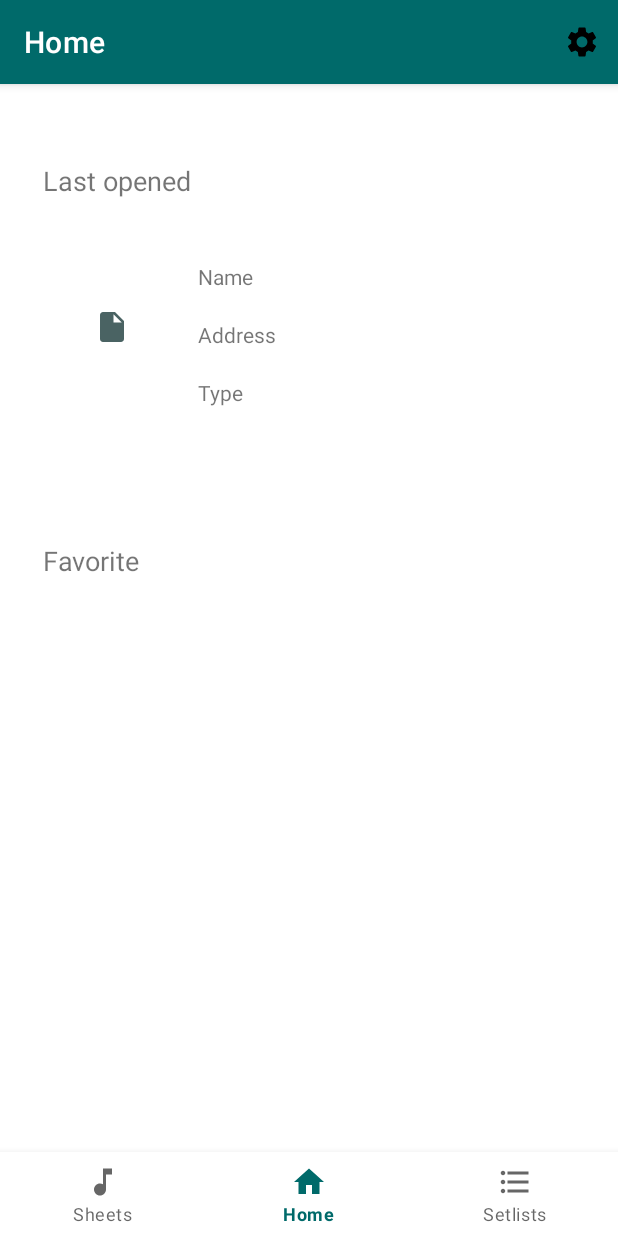
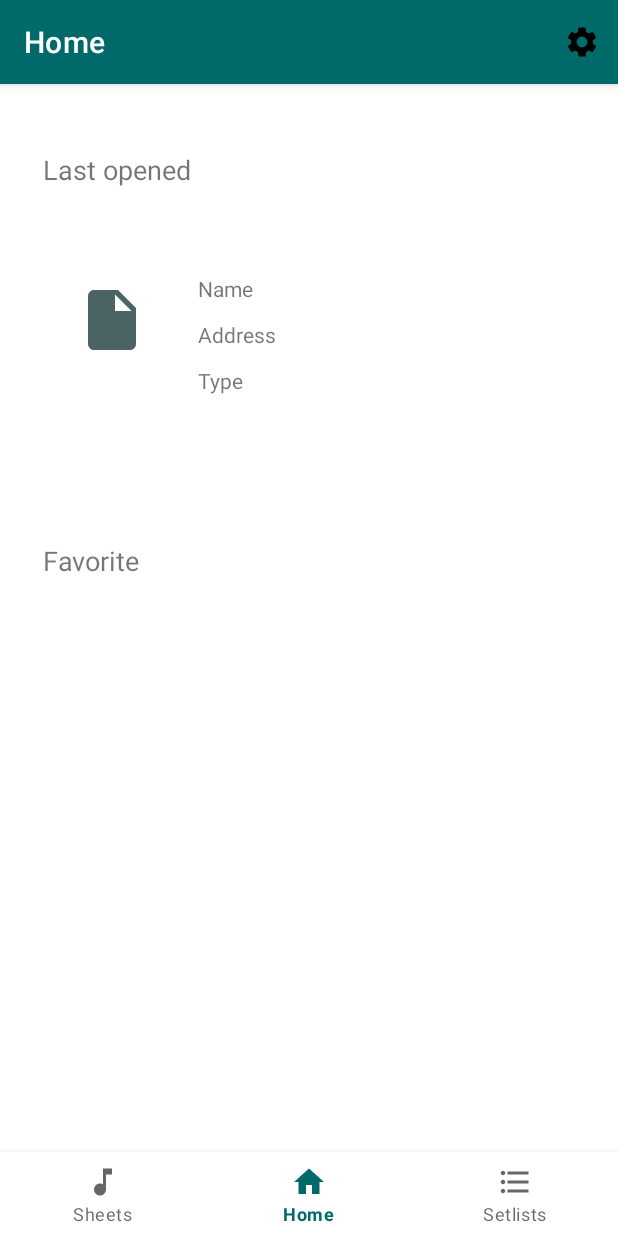
Before and after one commit to geislerovamarie/SpravaNot, an Android app: the screen it shows after launch (MainActivity), on a phone screen of 412 x 824 dp. Run offline under Robolectric (Android 15) with nearby library versions, the phone set to English and light mode, and no system bars; our stand-ins replace navigation-ui.

Commit message:
Done for now

```diff
--- a/app/src/main/java/com/example/spravanot/activities/EditSetlistActivity.java
+++ b/app/src/main/java/com/example/spravanot/activities/EditSetlistActivity.java
@@ -77,7 +77,7 @@ public class EditSetlistActivity extends AppCompatActivity {
                 if(setlist.getTags() != null) tags_text.setText(tagsToString());
             }
         }else{
-            Toast.makeText(this, "No data", Toast.LENGTH_SHORT).show();
+            Toast.makeText(this, "No data", Toast.LENGTH_SHORT).show(); // should never happen
         }
     }
 
--- a/app/src/main/java/com/example/spravanot/activities/OpenPdfFileActivity.java
+++ b/app/src/main/java/com/example/spravanot/activities/OpenPdfFileActivity.java
@@ -87,7 +87,7 @@ public class OpenPdfFileActivity extends AppCompatActivity {
             editor.putString("last_opened", path);
             editor.apply();
         }else{
-            Toast.makeText(this, "No data", Toast.LENGTH_SHORT).show();
+            Toast.makeText(this, "No data", Toast.LENGTH_SHORT).show(); // should not happen
         }
     }
 
--- a/app/src/main/java/com/example/spravanot/fragments/HomeFragment.java
+++ b/app/src/main/java/com/example/spravanot/fragments/HomeFragment.java
@@ -94,7 +94,7 @@ public class HomeFragment extends Fragment {
             name_text.setText(name);
             address_text.setText(address);
             type_text.setText(type);
-
+/*
             if(type.equals("pdf")){
                 icon.setImageResource(R.drawable.ic_pdf);
             }else if (type.equals("jpg") || type.equals("jpeg") || type.equals("png")){
@@ -102,6 +102,7 @@ public class HomeFragment extends Fragment {
             }else{
                 icon.setImageResource(R.drawable.ic_file);
             }
+ */
         }
     }
 
--- a/app/src/main/res/drawable/ic_file.xml
+++ b/app/src/main/res/drawable/ic_file.xml
@@ -1,5 +1,5 @@
-<vector android:autoMirrored="true" android:height="24dp"
+<vector android:autoMirrored="true" android:height="48dp"
     android:tint="?attr/colorSecondary" android:viewportHeight="24"
-    android:viewportWidth="24" android:width="24dp" xmlns:android="http://schemas.android.com/apk/res/android">
+    android:viewportWidth="24" android:width="48dp" xmlns:android="http://schemas.android.com/apk/res/android">
     <path android:fillColor="@android:color/white" android:pathData="M6,2c-1.1,0 -1.99,0.9 -1.99,2L4,20c0,1.1 0.89,2 1.99,2L18,22c1.1,0 2,-0.9 2,-2L20,8l-6,-6L6,2zM13,9L13,3.5L18.5,9L13,9z"/>
 </vector>
--- a/app/src/main/res/layout/activity_add_setlist.xml
+++ b/app/src/main/res/layout/activity_add_setlist.xml
@@ -130,6 +130,7 @@
         android:text=""
         android:layout_marginTop="20dp"
 
+        android:ellipsize="end"
         android:scrollbars="vertical"
         app:layout_constraintBottom_toBottomOf="@id/add_setlist_add_guideline"
         app:layout_constraintTop_toBottomOf="@id/add_setlist_notes_guideline"
--- a/app/src/main/res/layout/activity_edit_setlist.xml
+++ b/app/src/main/res/layout/activity_edit_setlist.xml
@@ -130,7 +130,7 @@
         android:layout_width="0dp"
         android:layout_height="0dp"
         android:text=""
-
+        android:ellipsize="end"
         android:layout_marginTop="20dp"
         android:scrollbars="vertical"
         app:layout_constraintBottom_toBottomOf="@id/edit_setlist_add_guideline"
--- a/app/src/main/res/layout/fragment_home.xml
+++ b/app/src/main/res/layout/fragment_home.xml
@@ -44,7 +44,6 @@
         android:text="@string/text_name"
         android:maxLines="1"
         android:ellipsize="end"
-
         android:scrollbars="vertical"
         app:layout_constraintBottom_toBottomOf="@id/home_name_guideline"
         app:layout_constraintEnd_toStartOf="@id/home_right_guideline"
@@ -115,14 +114,14 @@
         android:layout_width="wrap_content"
         android:layout_height="wrap_content"
         android:orientation="horizontal"
-        app:layout_constraintGuide_percent="0.1" />
+        app:layout_constraintGuide_percent="0.09" />
 
     <androidx.constraintlayout.widget.Guideline
         android:id="@+id/home_name_guideline"
         android:layout_width="wrap_content"
         android:layout_height="wrap_content"
         android:orientation="horizontal"
-        app:layout_constraintGuide_percent="0.18" />
+        app:layout_constraintGuide_percent="0.19" />
 
     <androidx.constraintlayout.widget.Guideline
         android:id="@+id/home_actionbar_guideline"
@@ -143,7 +142,7 @@
         android:layout_width="wrap_content"
         android:layout_height="wrap_content"
         android:orientation="horizontal"
-        app:layout_constraintGuide_percent="0.28" />
+        app:layout_constraintGuide_percent="0.27" />
 
     <androidx.constraintlayout.widget.Guideline
         android:id="@+id/home_center_guideline"
--- a/app/src/main/res/layout/setlist_item_row.xml
+++ b/app/src/main/res/layout/setlist_item_row.xml
@@ -20,13 +20,16 @@
 
             <TextView
                 android:id="@+id/setlist_name_txt"
-                android:layout_width="wrap_content"
+                android:layout_width="0dp"
                 android:layout_height="wrap_content"
                 android:text="@string/text_name"
+                android:maxLines="1"
+                android:ellipsize="end"
                 android:textColor="@color/black"
                 android:textSize="18sp"
                 android:textStyle="bold"
                 app:layout_constraintBottom_toBottomOf="parent"
+                app:layout_constraintEnd_toStartOf="@id/setlist_edit_button"
                 app:layout_constraintStart_toStartOf="@id/setlist_row_left_guideline"
                 app:layout_constraintTop_toTopOf="parent"
                 app:layout_constraintVertical_bias="0.5" />
--- a/app/src/main/res/values/themes.xml
+++ b/app/src/main/res/values/themes.xml
@@ -3,7 +3,7 @@
     <style name="Theme.SpravaNot" parent="Theme.MaterialComponents.DayNight.DarkActionBar">
         <!-- Primary brand color. -->
         <item name="colorPrimary">#006a6a</item>
-        <item name="colorPrimaryVariant">@color/teal_700</item>
+        <item name="colorPrimaryVariant">#006a6a</item>
         <item name="colorOnPrimary">#ffffff</item>
         <!-- Secondary brand color. -->
         <item name="colorSecondary">#4a6363</item>
```
Also changed, not shown: app/src/main/java/com/example/spravanot/activities/EditSheetmusicActivity.java (+2 -6 lines), app/src/main/res/layout/activity_add_sheetmusic.xml (+5 -2 lines), app/src/main/res/layout/activity_edit_sheetmusic.xml (+5 -3 lines), app/src/main/res/layout/files_row.xml (+12 -5 lines), app/src/main/res/layout/sheetmusic_row.xml (+8 -2 lines), app/src/main/res/layout/tags_row.xml (+7 -3 lines).
